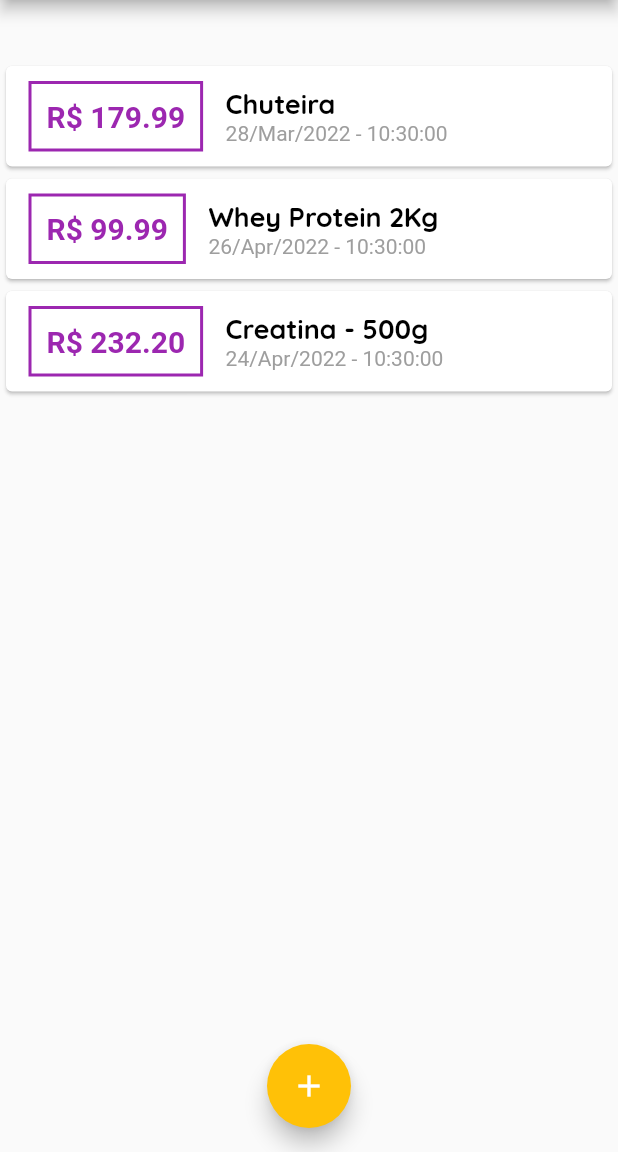
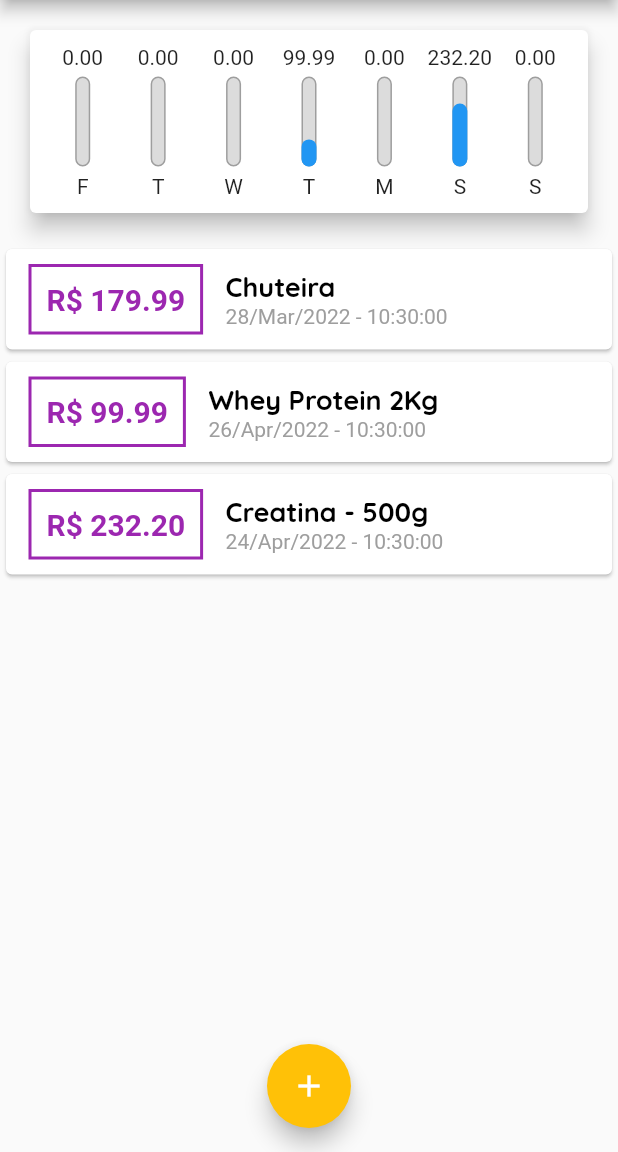
Before and after one commit to isaias99i/flutter_udemy, a Flutter app: the screen it shows after launch, on a phone screen of 412 x 824 dp, the part 84-1236 px from its top. Run offline on Flutter 3.47's test engine with Material 2 defaults, Android fonts, the phone set to English and light mode, and no system bars.

Commit message:
Inserção de gráfico

```diff
--- a/expenses/lib/components/chart.dart
+++ b/expenses/lib/components/chart.dart
@@ -1,6 +1,8 @@
+import 'package:expenses/components/chart_bar.dart';
 import 'package:flutter/material.dart';
 import 'package:intl/intl.dart';
 import 'package:expenses/models/transaction.dart';
+import 'chart_bar.dart';
 
 class Chart extends StatelessWidget {
 
@@ -26,11 +28,15 @@
         }
       }
 
-      print(DateFormat.E().format(weekDay)[0]);
-      print(totalSum);
       return {
         'day': DateFormat.E().format(weekDay)[0],
         'value': totalSum,};
+    });
+  }
+
+  double get _weekTotalValue{
+    return groupedTransactions.fold(0.0,(sum, tr){
+      return sum + (tr['value'] as double);
     });
   }
 
@@ -40,9 +46,21 @@
     return Card(
       elevation: 6,
       margin: EdgeInsets.all(20),
-      child: Row(
-        children: [
-        ],
+      child: Padding(
+        padding: const EdgeInsets.all(10),
+        child: Row(
+          mainAxisAlignment: MainAxisAlignment.spaceAround,
+          children: groupedTransactions.map((tr){
+            return Flexible(
+              fit: FlexFit.tight,
+              child: ChartBar(
+                label: tr['day'] as String,
+                value: tr['value'] as double,
+                percentage: (tr['value'] as double) / _weekTotalValue,
+              ),
+            );
+          }).toList()
+        ),
       ),
     );
   }
--- /dev/null
+++ b/expenses/lib/components/chart_bar.dart
@@ -0,0 +1,58 @@
+import 'package:flutter/material.dart';
+
+class ChartBar extends StatelessWidget {
+  final String? label;
+  final double? value;
+  final double? percentage;
+
+  ChartBar({
+    this.label,
+    this.value,
+    this.percentage,
+  });
+
+  @override
+  Widget build(BuildContext context) {
+    return Column(
+      children: [
+        FittedBox(
+          child: Text('${value!.toStringAsFixed(2)}'),
+        ),
+        SizedBox(
+          height: 5,
+        ),
+        Container(
+          height: 60,
+          width: 10,
+          child: Stack(
+            alignment: Alignment.bottomCenter,
+            children: [
+              Container(
+                decoration: BoxDecoration(
+                  border: Border.all(
+                    color: Colors.grey,
+                    width: 1.0,
+                  ),
+                  color: Color.fromRGBO(220, 220, 220, 1),
+                  borderRadius: BorderRadius.circular(5),
+                ),
+              ),
+              FractionallySizedBox(
+                heightFactor: percentage,
+                child: Container(
+                  decoration: BoxDecoration(
+                      color: Theme.of(context).primaryColor,
+                      borderRadius: BorderRadius.circular(5)),
+                ),
+              )
+            ],
+          ),
+        ),
+        SizedBox(
+          height: 5,
+        ),
+        Text(label!),
+      ],
+    );
+  }
+}
```
